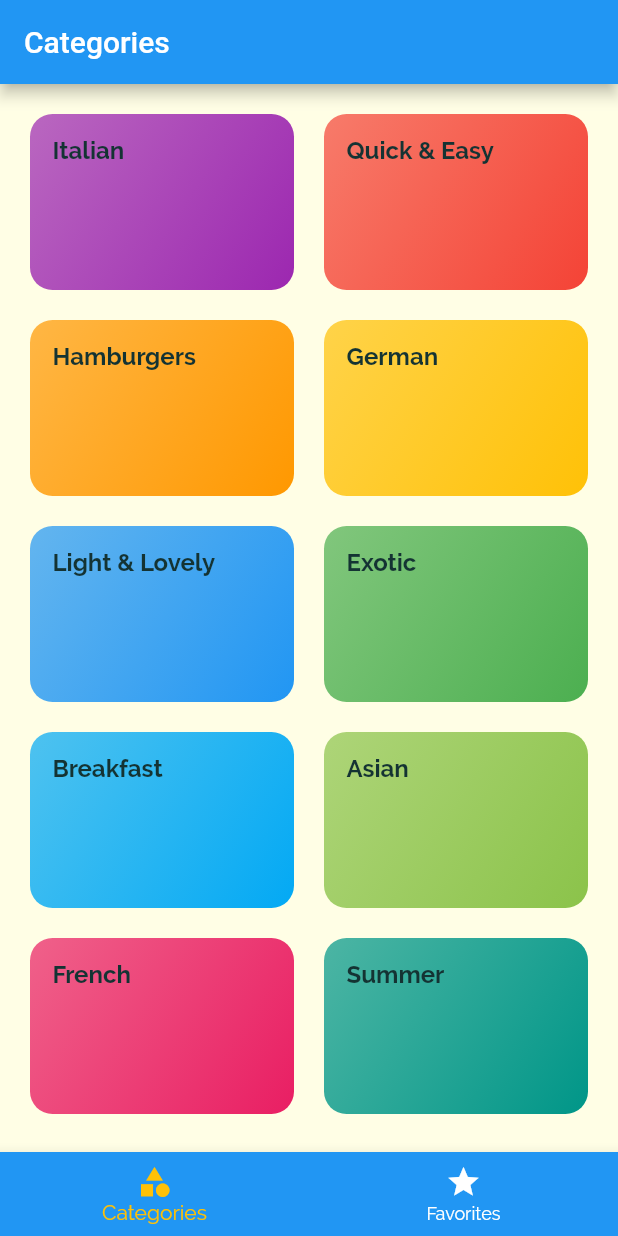
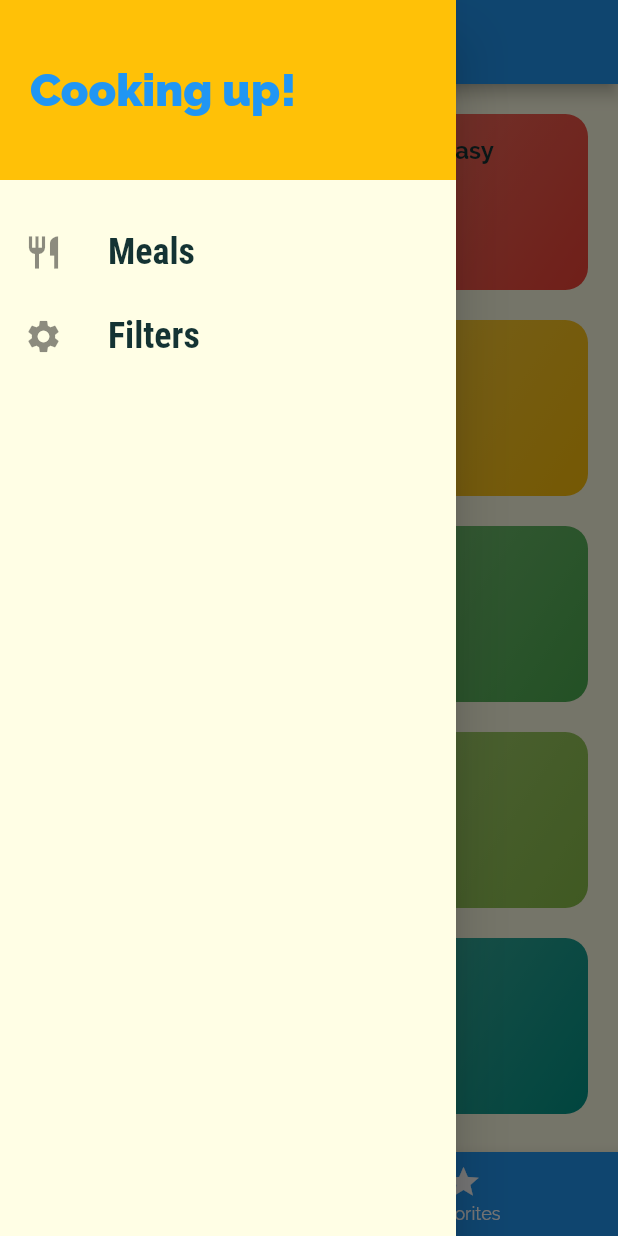
Before and after one commit to hjk1996/udemy_recipe_app, a Flutter app: the screen it shows after launch, with the side drawer open (before the commit the screen has no drawer), on a phone screen of 412 x 824 dp. Run offline on Flutter 3.47's test engine with Material 2 defaults, Android fonts, the phone set to English and light mode, and no system bars.

Commit message:
add filter

```diff
--- a/lib/main.dart
+++ b/lib/main.dart
@@ -1,13 +1,52 @@
 import 'package:flutter/material.dart';
-import 'package:flutter_complete_guide/screens/category_meals_screen.dart';
 
+import 'screens/category_meals_screen.dart';
+import 'screens/filter_screen.dart';
 import 'screens/categories_screen.dart';
 import 'screens/meal_deatil_screen.dart';
 import 'screens/tabs_screen.dart';
+import './models/meal.dart';
+import './dummy_data.dart';
 
 void main() => runApp(MyApp());
 
-class MyApp extends StatelessWidget {
+class MyApp extends StatefulWidget {
+  @override
+  State<MyApp> createState() => _MyAppState();
+}
+
+class _MyAppState extends State<MyApp> {
+  Map<String, bool> _filters = {
+    "gluten": false,
+    "lactose": false,
+    "vegan": false,
+    "vegetarian": false
+  };
+
+  List<Meal> _availableMeals = DUMMY_MEALS;
+
+  void _setFilters(Map<String, bool> filterData) {
+    setState(() {
+      _filters = filterData;
+      _availableMeals = DUMMY_MEALS.where((meal) {
+        // gluten filter가 켜져있는데 음식이 gluten-free가 아니라면 거름
+        if (_filters['gluten']! && !meal.isGlutenFree) {
+          return false;
+        }
+        if (_filters['lactose']! && !meal.isLactoseFree) {
+          return false;
+        }
+        if (_filters['vegan']! && !meal.isVegan) {
+          return false;
+        }
+        if (_filters['vegetarian']! && !meal.isVegetarian) {
+          return false;
+        }
+        return true;
+      }).toList();
+    });
+  }
+
   @override
   Widget build(BuildContext context) {
     return MaterialApp(
@@ -34,8 +73,10 @@
       // key-value mapping으로 특정 widget에 접근할 수 있음.
       // Navigator.of(context).pushNamed를 이용해 key의 String으로 widget에 접근가능..
       routes: {
-        CategoryMealsScreen.routeName: (context) => CategoryMealsScreen(),
-        MealDetailScreen.routeName: (context) => MealDetailScreen()
+        CategoryMealsScreen.routeName: (context) =>
+            CategoryMealsScreen(_availableMeals),
+        MealDetailScreen.routeName: (context) => MealDetailScreen(),
+        FilterScreen.routeName: (context) => FilterScreen(_setFilters)
       },
       // onGenerateRoute는 pushNamed를 이용할 때 routes table에 등록되지 않은 route에 대해 처리한다.
       // dynamic한 application을 만들 때 사용하는 것을 고려해볼 만함.
--- a/lib/screens/meal_deatil_screen.dart
+++ b/lib/screens/meal_deatil_screen.dart
@@ -80,6 +80,12 @@ class MealDetailScreen extends StatelessWidget {
           ],
         ),
       ),
+      floatingActionButton: FloatingActionButton(
+        child: Icon(Icons.delete),
+        onPressed: () {
+          Navigator.of(context).pop(mealId);
+        },
+      ),
     );
   }
 }
--- a/lib/screens/tabs_screen.dart
+++ b/lib/screens/tabs_screen.dart
@@ -1,5 +1,6 @@
 import 'package:flutter/material.dart';
 import 'package:flutter_complete_guide/screens/favorites_screen.dart';
+import 'package:flutter_complete_guide/widgets/main_drawer.dart';
 import './categories_screen.dart';
 
 class TabsScreen extends StatefulWidget {
@@ -31,6 +32,8 @@ class _TabsScreenState extends State<TabsScreen> {
       appBar: AppBar(
         title: Text(_pages[_selectedPageIndex]["title"]),
       ),
+      // 옆에서 슬라이딩 되는 햄버거 메뉴
+      drawer: MainDrawer(),
       // TabBarView의 children의 순서는 AppBar에 있는 TabBar의 children의 순서와 같아야한다.
       body: _pages[_selectedPageIndex]["page"],
       bottomNavigationBar: BottomNavigationBar(
--- /dev/null
+++ b/lib/widgets/main_drawer.dart
@@ -0,0 +1,63 @@
+import 'package:flutter/material.dart';
+import 'package:flutter/src/foundation/key.dart';
+import 'package:flutter/src/widgets/framework.dart';
+import 'package:flutter_complete_guide/screens/filter_screen.dart';
+
+class MainDrawer extends StatelessWidget {
+  Widget _buildListTile(String title, IconData icon, VoidCallback onTap) {
+    return ListTile(
+      leading: Icon(
+        icon,
+        size: 26,
+      ),
+      title: Text(
+        title,
+        style: TextStyle(
+          fontFamily: 'RobotoCondensed',
+          fontSize: 24,
+          fontWeight: FontWeight.bold,
+        ),
+      ),
+      onTap: onTap,
+    );
+  }
+
+  @override
+  Widget build(BuildContext context) {
+    return Drawer(
+      child: Column(children: <Widget>[
+        Container(
+          height: 120,
+          width: double.infinity,
+          padding: EdgeInsets.all(20),
+          // child를 container 내에서 어떻게 정렬할 것인가
+          alignment: Alignment.centerLeft,
+          // container의 배경색만 설정해줄거면 decoration을 통하지 않아도 됨.
+          color: Theme.of(context).accentColor,
+          child: Text(
+            "Cooking up!",
+            style: TextStyle(
+                fontWeight: FontWeight.w900,
+                fontSize: 30,
+                color: Theme.of(context).primaryColor),
+          ),
+        ),
+        SizedBox(height: 20),
+        _buildListTile(
+          'Meals',
+          Icons.restaurant,
+          () {
+            Navigator.of(context).pushReplacementNamed('/');
+          },
+        ),
+        _buildListTile(
+          'Filters',
+          Icons.settings,
+          () {
+            Navigator.of(context).pushReplacementNamed(FilterScreen.routeName);
+          },
+        ),
+      ]),
+    );
+  }
+}
```
Also changed, not shown: lib/screens/category_meals_screen.dart (+43 -12 lines), lib/screens/filter_screen.dart (added, +100 -0 lines), lib/widgets/meal_item.dart (+11 -3 lines).
